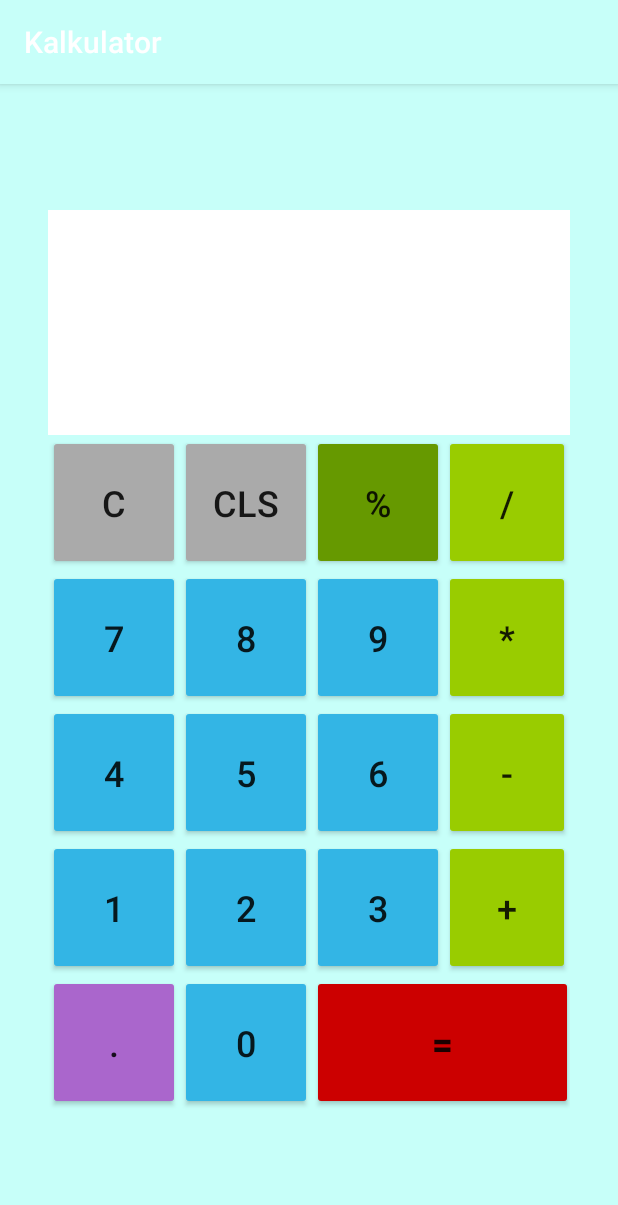
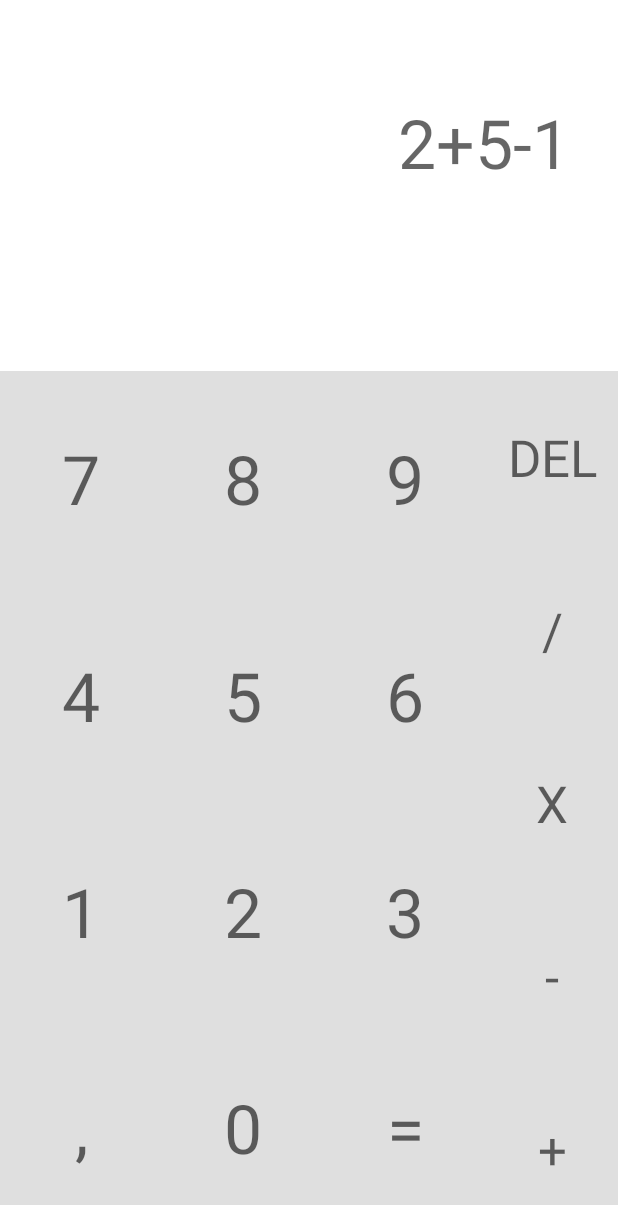
Before and after one commit to ArsenEloglian/AdvanceProgrammingTechniques_1920, an Android app: the screen it shows after launch (MainActivity), on a phone screen of 412 x 824 dp. Shown: the top 1205 px of the screen. Run offline under Robolectric (Android 15) with nearby library versions, the light colour scheme and no system bars.

Commit message:
New layout

```diff
--- a/AndroidCalculator/Calculator/app/src/main/res/layout/activity_main.xml
+++ b/AndroidCalculator/Calculator/app/src/main/res/layout/activity_main.xml
@@ -7,207 +7,250 @@
     android:background="@color/colorPrimary"
     tools:context=".MainActivity">
 
-    <LinearLayout
-        android:layout_width="match_parent"
+
+    <androidx.constraintlayout.widget.Guideline
+        android:id="@+id/guideline"
+        android:layout_width="wrap_content"
         android:layout_height="wrap_content"
+        android:orientation="horizontal"
+        app:layout_constraintGuide_percent="0.3" />
+
+    <TextView
+        android:id="@+id/textView"
+        android:layout_width="0dp"
+        android:layout_height="150dp"
         android:layout_marginStart="32dp"
-        android:layout_marginTop="100dp"
+        android:layout_marginTop="32dp"
         android:layout_marginEnd="32dp"
-        android:layout_marginBottom="100dp"
-        android:orientation="vertical"
+        android:text="2+5-1"
+        android:textAlignment="textEnd"
+        android:textAppearance="@style/TextAppearance.AppCompat.Display2"
+        app:layout_constraintBottom_toTopOf="@+id/guideline"
+        app:layout_constraintEnd_toEndOf="parent"
+        app:layout_constraintStart_toStartOf="parent"
+        app:layout_constraintTop_toTopOf="parent"
+        tools:text="2+5-1" />
+
+    <androidx.constraintlayout.widget.ConstraintLayout
+        android:layout_width="0dp"
+        android:layout_height="0dp"
+        android:background="#DFDFDF"
         app:layout_constraintBottom_toBottomOf="parent"
         app:layout_constraintEnd_toEndOf="parent"
         app:layout_constraintStart_toStartOf="parent"
-        app:layout_constraintTop_toTopOf="parent">
-
-        <TextView
-            android:id="@+id/textViewwynik"
-            android:layout_width="match_parent"
-            android:layout_height="150dp"
-            android:background="@android:color/background_light"
-            android:textColor="@android:color/black"
-            android:textSize="50sp" />
-
-        <TableRow
-            android:layout_width="match_parent"
-            android:layout_height="wrap_content">
+        app:layout_constraintTop_toBottomOf="@+id/guideline">
 
         <Button
-                android:id="@+id/buttonC"
-                android:layout_width="wrap_content"
-                android:layout_height="90dp"
-                android:backgroundTint="@android:color/darker_gray"
-                android:text="C"
-                android:textSize="24sp" />
-
-            <Button
-                android:id="@+id/buttonCLS"
-                android:layout_width="wrap_content"
-                android:layout_height="90dp"
-                android:backgroundTint="@android:color/darker_gray"
-                android:text="CLS"
-                android:textSize="24sp" />
-
-            <Button
-                android:id="@+id/buttonprocent"
-                android:layout_width="wrap_content"
-                android:layout_height="90dp"
-                android:backgroundTint="@android:color/holo_green_dark"
-                android:text="%"
-                android:textSize="24sp" />
-
-            <Button
-                android:id="@+id/buttondzielenie"
-                android:layout_width="wrap_content"
-                android:layout_height="90dp"
-                android:backgroundTint="@android:color/holo_green_light"
-                android:text="/"
-                android:textSize="24sp" />
-
-        </TableRow>
-
-        <TableRow
-            android:layout_width="match_parent"
-            android:layout_height="match_parent">
+            android:id="@+id/button9"
+            style="@style/Widget.AppCompat.Button.Borderless"
+            android:layout_width="0dp"
+            android:layout_height="0dp"
+            android:text="9"
+            android:textAppearance="@style/TextAppearance.AppCompat.Display2"
+            app:layout_constraintBottom_toTopOf="@+id/button6"
+            app:layout_constraintEnd_toStartOf="@+id/buttonMultiply"
+            app:layout_constraintHorizontal_bias="0.5"
+            app:layout_constraintStart_toEndOf="@+id/button8"
+            app:layout_constraintTop_toTopOf="parent" />
 
         <Button
             android:id="@+id/button7"
-                android:layout_width="wrap_content"
-                android:layout_height="90dp"
-                android:backgroundTint="@android:color/holo_blue_light"
+            style="@style/Widget.AppCompat.Button.Borderless"
+            android:layout_width="0dp"
+            android:layout_height="0dp"
             android:text="7"
-                android:textSize="24sp" />
+            android:textAppearance="@style/TextAppearance.AppCompat.Display2"
+            app:layout_constraintBottom_toTopOf="@+id/button4"
+            app:layout_constraintEnd_toStartOf="@+id/button8"
+            app:layout_constraintHorizontal_bias="0.5"
+            app:layout_constraintStart_toStartOf="parent"
+            app:layout_constraintTop_toTopOf="parent" />
 
         <Button
             android:id="@+id/button8"
-                android:layout_width="wrap_content"
-                android:layout_height="90dp"
-                android:backgroundTint="@android:color/holo_blue_light"
+            style="@style/Widget.AppCompat.Button.Borderless"
+            android:layout_width="0dp"
+            android:layout_height="0dp"
             android:text="8"
-                android:textSize="24sp" />
+            android:textAppearance="@style/TextAppearance.AppCompat.Display2"
+            app:layout_constraintBottom_toTopOf="@+id/button5"
+            app:layout_constraintEnd_toStartOf="@+id/button9"
+            app:layout_constraintHorizontal_bias="0.5"
+            app:layout_constraintStart_toEndOf="@+id/button7"
+            app:layout_constraintTop_toTopOf="parent" />
 
         <Button
-                android:id="@+id/button9"
-                android:layout_width="wrap_content"
-                android:layout_height="90dp"
-                android:backgroundTint="@android:color/holo_blue_light"
-                android:text="9"
-                android:textSize="24sp" />
+            android:id="@+id/button6"
+            style="@style/Widget.AppCompat.Button.Borderless"
+            android:layout_width="0dp"
+            android:layout_height="0dp"
+            android:text="6"
+            android:textAppearance="@style/TextAppearance.AppCompat.Display2"
+            app:layout_constraintBottom_toTopOf="@+id/button3"
+            app:layout_constraintEnd_toStartOf="@+id/buttonDivide"
+            app:layout_constraintHorizontal_bias="0.5"
+            app:layout_constraintStart_toEndOf="@+id/button5"
+            app:layout_constraintTop_toBottomOf="@+id/button9" />
 
         <Button
-                android:id="@+id/buttonmnożenie"
-                android:layout_width="wrap_content"
-                android:layout_height="90dp"
-                android:backgroundTint="@android:color/holo_green_light"
-                android:text="*"
-                android:textSize="24sp" />
-        </TableRow>
-
-        <TableRow
-            android:layout_width="match_parent"
-            android:layout_height="match_parent">
+            android:id="@+id/button5"
+            style="@style/Widget.AppCompat.Button.Borderless"
+            android:layout_width="0dp"
+            android:layout_height="0dp"
+            android:text="5"
+            android:textAppearance="@style/TextAppearance.AppCompat.Display2"
+            app:layout_constraintBottom_toTopOf="@+id/button2"
+            app:layout_constraintEnd_toStartOf="@+id/button6"
+            app:layout_constraintHorizontal_bias="0.5"
+            app:layout_constraintStart_toEndOf="@+id/button4"
+            app:layout_constraintTop_toBottomOf="@+id/button8" />
 
         <Button
             android:id="@+id/button4"
-                android:layout_width="wrap_content"
-                android:layout_height="90dp"
-                android:backgroundTint="@android:color/holo_blue_light"
+            style="@style/Widget.AppCompat.Button.Borderless"
+            android:layout_width="0dp"
+            android:layout_height="0dp"
             android:text="4"
-                android:textSize="24sp" />
+            android:textAppearance="@style/TextAppearance.AppCompat.Display2"
+            app:layout_constraintBottom_toTopOf="@+id/button1"
+            app:layout_constraintEnd_toStartOf="@+id/button5"
+            app:layout_constraintHorizontal_bias="0.5"
+            app:layout_constraintStart_toStartOf="parent"
+            app:layout_constraintTop_toBottomOf="@+id/button7" />
 
         <Button
-                android:id="@+id/button5"
-                android:layout_width="wrap_content"
-                android:layout_height="90dp"
-                android:backgroundTint="@android:color/holo_blue_light"
-                android:text="5"
-                android:textSize="24sp" />
+            android:id="@+id/button3"
+            style="@style/Widget.AppCompat.Button.Borderless"
+            android:layout_width="0dp"
+            android:layout_height="0dp"
+            android:text="3"
+            android:textAppearance="@style/TextAppearance.AppCompat.Display2"
+            app:layout_constraintBottom_toTopOf="@+id/buttonEquals"
+            app:layout_constraintEnd_toStartOf="@+id/buttonDivide"
+            app:layout_constraintHorizontal_bias="0.5"
+            app:layout_constraintStart_toEndOf="@+id/button2"
+            app:layout_constraintTop_toBottomOf="@+id/button6" />
 
         <Button
-                android:id="@+id/button6"
-                android:layout_width="wrap_content"
-                android:layout_height="90dp"
-                android:backgroundTint="@android:color/holo_blue_light"
-                android:text="6"
-                android:textSize="24sp" />
-
-            <Button
-                android:id="@+id/buttonodejmowanie"
-                android:layout_width="wrap_content"
-                android:layout_height="90dp"
-                android:backgroundTint="@android:color/holo_green_light"
-                android:text="-"
-                android:textSize="24sp" />
-
-        </TableRow>
-
-        <TableRow
-            android:layout_width="match_parent"
-            android:layout_height="match_parent"
-            android:orientation="horizontal">
+            android:id="@+id/button2"
+            style="@style/Widget.AppCompat.Button.Borderless"
+            android:layout_width="0dp"
+            android:layout_height="0dp"
+            android:text="2"
+            android:textAppearance="@style/TextAppearance.AppCompat.Display2"
+            app:layout_constraintBottom_toTopOf="@+id/button0"
+            app:layout_constraintEnd_toStartOf="@+id/button3"
+            app:layout_constraintHorizontal_bias="0.5"
+            app:layout_constraintStart_toEndOf="@+id/button1"
+            app:layout_constraintTop_toBottomOf="@+id/button5" />
 
         <Button
             android:id="@+id/button1"
-                android:layout_width="wrap_content"
-                android:layout_height="90dp"
-                android:backgroundTint="@android:color/holo_blue_light"
+            style="@style/Widget.AppCompat.Button.Borderless"
+            android:layout_width="0dp"
+            android:layout_height="0dp"
             android:text="1"
-                android:textSize="24sp" />
-
-            <Button
-                android:id="@+id/button2"
-                android:layout_width="wrap_content"
-                android:layout_height="90dp"
-                android:backgroundTint="@android:color/holo_blue_light"
-                android:text="2"
-                android:textSize="24sp" />
-
-            <Button
-                android:id="@+id/button3"
-                android:layout_width="wrap_content"
-                android:layout_height="90dp"
-                android:backgroundTint="@android:color/holo_blue_light"
-                android:text="3"
-                android:textSize="24sp" />
-
-            <Button
-                android:id="@+id/button21"
-                android:layout_width="wrap_content"
-                android:layout_height="90dp"
-                android:backgroundTint="@android:color/holo_green_light"
-                android:text="+"
-                android:textSize="24sp" />
-        </TableRow>
-
-        <TableRow
-            android:layout_width="match_parent"
-            android:layout_height="match_parent">
-
-            <Button
-                android:id="@+id/buttonprzecinek"
-                android:layout_width="wrap_content"
-                android:layout_height="90dp"
-                android:backgroundTint="@android:color/holo_purple"
-                android:text="."
-                android:textSize="24sp" />
+            android:textAppearance="@style/TextAppearance.AppCompat.Display2"
+            app:layout_constraintBottom_toTopOf="@+id/buttonDot"
+            app:layout_constraintEnd_toStartOf="@+id/button2"
+            app:layout_constraintHorizontal_bias="0.5"
+            app:layout_constraintStart_toStartOf="parent"
+            app:layout_constraintTop_toBottomOf="@+id/button4" />
 
         <Button
             android:id="@+id/button0"
-                android:layout_width="wrap_content"
-                android:layout_height="90dp"
-                android:backgroundTint="@android:color/holo_blue_light"
+            style="@style/Widget.AppCompat.Button.Borderless"
+            android:layout_width="0dp"
+            android:layout_height="0dp"
             android:text="0"
-                android:textSize="24sp" />
+            android:textAppearance="@style/TextAppearance.AppCompat.Display2"
+            app:layout_constraintBottom_toBottomOf="parent"
+            app:layout_constraintEnd_toStartOf="@+id/buttonEquals"
+            app:layout_constraintHorizontal_bias="0.5"
+            app:layout_constraintStart_toEndOf="@+id/buttonDot"
+            app:layout_constraintTop_toBottomOf="@+id/button2" />
 
         <Button
-                android:id="@+id/buttonwynik"
-                android:layout_width="174dp"
-                android:layout_height="90dp"
-                android:backgroundTint="@android:color/holo_red_dark"
+            android:id="@+id/buttonEquals"
+            style="@style/Widget.AppCompat.Button.Borderless"
+            android:layout_width="0dp"
+            android:layout_height="0dp"
             android:text="="
-                android:textSize="24sp"
-                android:textStyle="bold" />
-        </TableRow>
-    </LinearLayout>
+            android:textAppearance="@style/TextAppearance.AppCompat.Display2"
+            app:layout_constraintBottom_toBottomOf="parent"
+            app:layout_constraintEnd_toStartOf="@+id/buttonMultiply"
+            app:layout_constraintHorizontal_bias="0.5"
+            app:layout_constraintStart_toEndOf="@+id/button0"
+            app:layout_constraintTop_toBottomOf="@+id/button3" />
+
+        <Button
+            android:id="@+id/buttonDel"
+            style="@style/Widget.AppCompat.Button.Borderless"
+            android:layout_width="wrap_content"
+            android:layout_height="0dp"
+            android:text="DEL"
+            android:textAppearance="@style/TextAppearance.AppCompat.Display1"
+            app:layout_constraintBottom_toTopOf="@+id/buttonDivide"
+            app:layout_constraintEnd_toEndOf="parent"
+            app:layout_constraintTop_toTopOf="parent" />
+
+        <Button
+            android:id="@+id/buttonDivide"
+            style="@style/Widget.AppCompat.Button.Borderless"
+            android:layout_width="wrap_content"
+            android:layout_height="0dp"
+            android:text="/"
+            android:textAppearance="@style/TextAppearance.AppCompat.Display1"
+            app:layout_constraintBottom_toTopOf="@+id/buttonMultiply"
+            app:layout_constraintEnd_toEndOf="parent"
+            app:layout_constraintTop_toBottomOf="@+id/buttonDel" />
+
+        <Button
+            android:id="@+id/buttonMultiply"
+            style="@style/Widget.AppCompat.Button.Borderless"
+            android:layout_width="wrap_content"
+            android:layout_height="0dp"
+            android:text="X"
+            android:textAppearance="@style/TextAppearance.AppCompat.Display1"
+            app:layout_constraintBottom_toTopOf="@+id/buttonMinus"
+            app:layout_constraintEnd_toEndOf="parent"
+            app:layout_constraintTop_toBottomOf="@+id/buttonDivide" />
+
+        <Button
+            android:id="@+id/buttonMinus"
+            style="@style/Widget.AppCompat.Button.Borderless"
+            android:layout_width="wrap_content"
+            android:layout_height="0dp"
+            android:text="-"
+            android:textAppearance="@style/TextAppearance.AppCompat.Display1"
+            app:layout_constraintBottom_toTopOf="@+id/buttonPlus"
+            app:layout_constraintEnd_toEndOf="parent"
+            app:layout_constraintTop_toBottomOf="@+id/buttonMultiply" />
+
+        <Button
+            android:id="@+id/buttonPlus"
+            style="@style/Widget.AppCompat.Button.Borderless"
+            android:layout_width="wrap_content"
+            android:layout_height="0dp"
+            android:text="+"
+            android:textAppearance="@style/TextAppearance.AppCompat.Display1"
+            app:layout_constraintBottom_toBottomOf="parent"
+            app:layout_constraintEnd_toEndOf="parent"
+            app:layout_constraintTop_toBottomOf="@+id/buttonMinus" />
+
+        <Button
+            android:id="@+id/buttonDot"
+            style="@style/Widget.AppCompat.Button.Borderless"
+            android:layout_width="0dp"
+            android:layout_height="0dp"
+            android:text=","
+            android:textAppearance="@style/TextAppearance.AppCompat.Display2"
+            app:layout_constraintBottom_toBottomOf="parent"
+            app:layout_constraintEnd_toStartOf="@+id/button0"
+            app:layout_constraintHorizontal_bias="0.5"
+            app:layout_constraintStart_toStartOf="parent"
+            app:layout_constraintTop_toBottomOf="@+id/button1" />
 
     </androidx.constraintlayout.widget.ConstraintLayout>
+
+</androidx.constraintlayout.widget.ConstraintLayout>
--- a/AndroidCalculator/Calculator/app/src/main/res/values/colors.xml
+++ b/AndroidCalculator/Calculator/app/src/main/res/values/colors.xml
@@ -1,6 +1,6 @@
 <?xml version="1.0" encoding="utf-8"?>
 <resources>
-    <color name="colorPrimary">#C7FFF9</color>
+    <color name="colorPrimary">#FFFFFF</color>
     <color name="colorPrimaryDark">#00574B</color>
     <color name="colorAccent">#D81B60</color>
 </resources>
--- a/AndroidCalculator/Calculator/app/src/main/res/values/styles.xml
+++ b/AndroidCalculator/Calculator/app/src/main/res/values/styles.xml
@@ -1,7 +1,7 @@
 <resources>
 
     <!-- Base application theme. -->
-    <style name="AppTheme" parent="Theme.AppCompat.Light.DarkActionBar">
+    <style name="AppTheme" parent="Theme.AppCompat.Light.NoActionBar">
         <!-- Customize your theme here. -->
         <item name="colorPrimary">@color/colorPrimary</item>
         <item name="colorPrimaryDark">@color/colorPrimaryDark</item>
```
Lines whose indentation alone changed are shown as unchanged.
